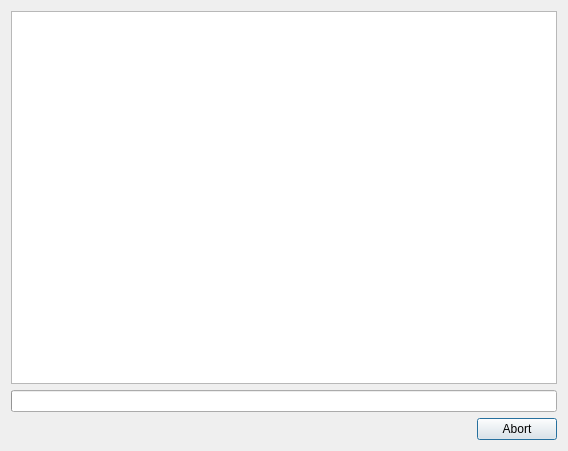
First picture: the form in nodemanager/ui/process_dialog.ui, repository beatreichenbach/node-manager, before the edit.
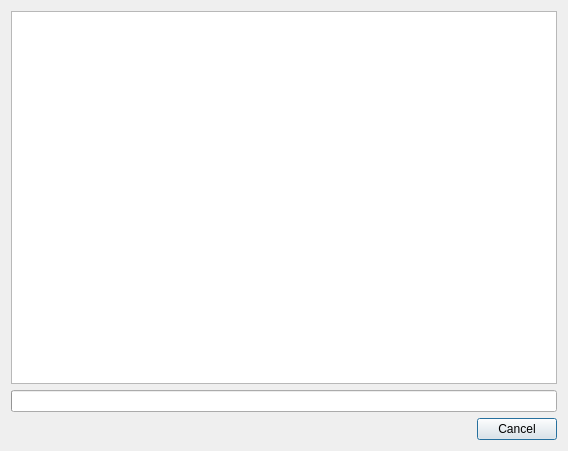
Second picture: the form after the edit.

The edit to the form file:
```diff
--- a/nodemanager/ui/process_dialog.ui
+++ b/nodemanager/ui/process_dialog.ui
@@ -35,7 +35,7 @@
         <enum>Qt::Horizontal</enum>
        </property>
        <property name="standardButtons">
-        <set>QDialogButtonBox::Abort</set>
+        <set>QDialogButtonBox::Cancel</set>
        </property>
       </widget>
      </item>
```
